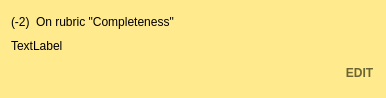
First picture: the form in TurboGrade/ui/commentcard.ui, repository wassgha/TurboGrade, before the edit.
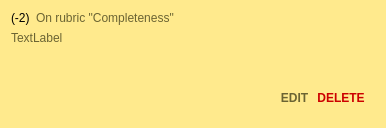
Second picture: the form after the edit.

Commit message: Added comments to grade view

```diff
--- a/TurboGrade/ui/commentcard.ui
+++ b/TurboGrade/ui/commentcard.ui
@@ -7,7 +7,7 @@
     <x>0</x>
     <y>0</y>
     <width>386</width>
-    <height>98</height>
+    <height>128</height>
    </rect>
   </property>
   <property name="sizePolicy">
@@ -37,17 +37,23 @@
 	background: #ffea8d;
 	border-radius: 3px;
 }
-#comment {
+#comment, #rubric {
 	background: transparent;
+	color: rgb(107, 100, 51);
 /*	border-radius: 3px;
 	border: 1px solid rgb(127, 120, 71);*/
 }
-#edit_btn {
+#edit_btn, #delete_btn {
 	background: transparent;
 	text-transform: uppercase;
 	color: rgb(107, 100, 51);
 	font-weight: bold;
 	padding: 0px;
+}
+
+#delete_btn {
+	color: rgb(204, 0, 0);
+
 }</string>
   </property>
   <layout class="QVBoxLayout" name="verticalLayout">
@@ -104,7 +110,7 @@
    <item>
     <widget class="QLabel" name="comment">
      <property name="sizePolicy">
-      <sizepolicy hsizetype="Preferred" vsizetype="Fixed">
+      <sizepolicy hsizetype="Preferred" vsizetype="Expanding">
        <horstretch>0</horstretch>
        <verstretch>0</verstretch>
       </sizepolicy>
@@ -115,10 +121,14 @@
      <property name="alignment">
       <set>Qt::AlignLeading|Qt::AlignLeft|Qt::AlignTop</set>
      </property>
+     <property name="wordWrap">
+      <bool>true</bool>
+     </property>
     </widget>
    </item>
    <item>
-    <layout class="QHBoxLayout" name="controls">
+    <widget class="QWidget" name="controls" native="true">
+     <layout class="QHBoxLayout" name="controls_layout">
      <item>
       <spacer name="horizontalSpacer">
        <property name="orientation">
@@ -145,7 +155,18 @@
        </property>
       </widget>
      </item>
-    </layout>
+      <item>
+       <widget class="QPushButton" name="delete_btn">
+        <property name="text">
+         <string>DELETE</string>
+        </property>
+        <property name="flat">
+         <bool>true</bool>
+        </property>
+       </widget>
+      </item>
+     </layout>
+    </widget>
    </item>
   </layout>
  </widget>
```
Lines whose indentation alone changed are shown as unchanged. The commit also changes 9 other files.
